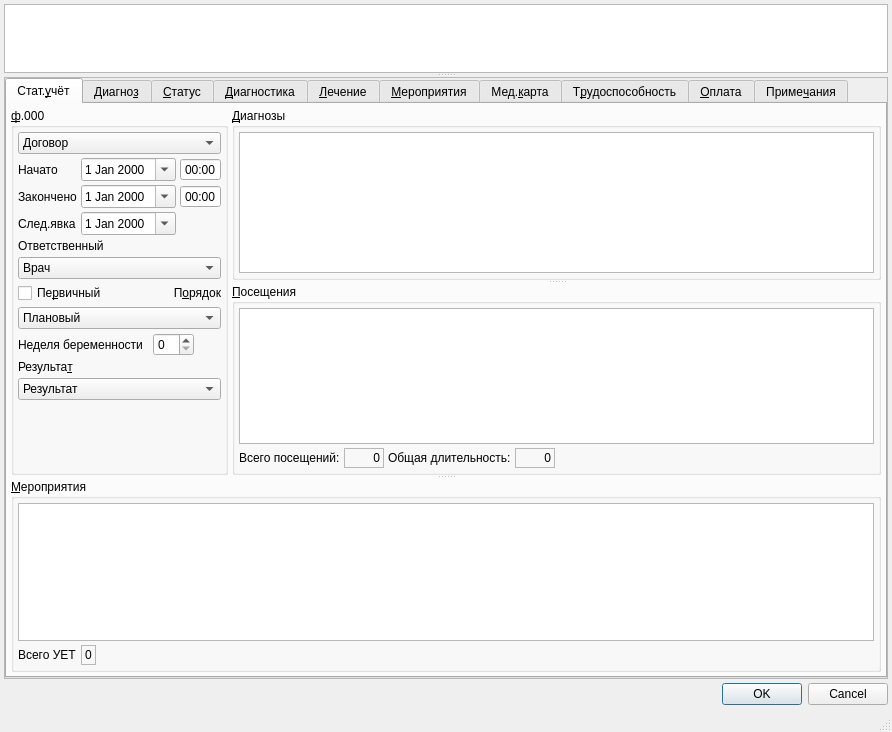
Above: F000/F000.ui from rusingineer/KPS-Samson before the change. Below: the same form after it.
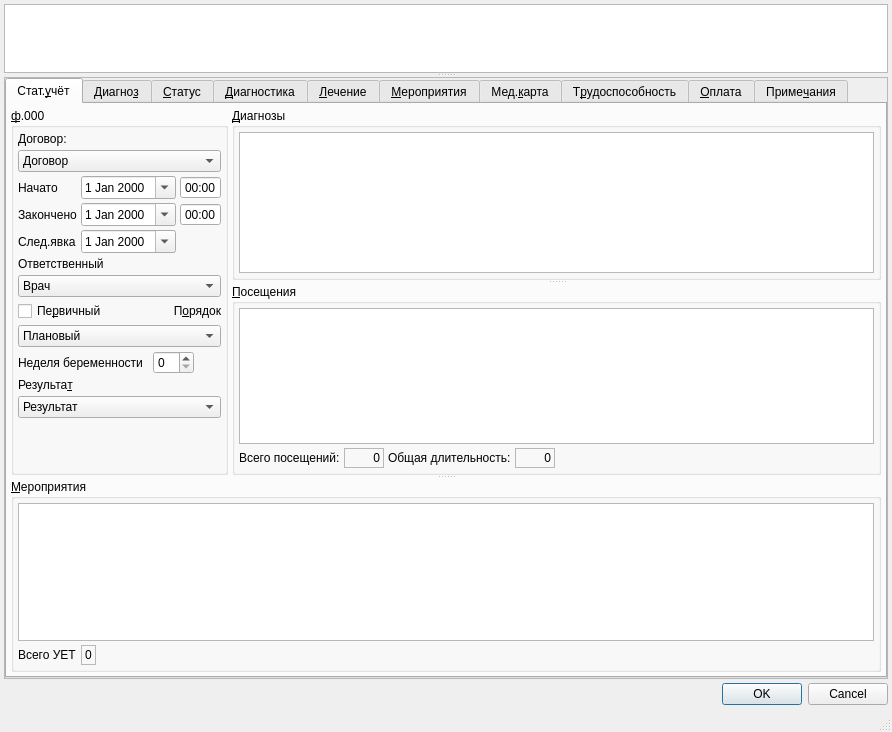
That is the form after the change. Custom widgets are drawn as their Qt base class.

```diff
--- a/F000/F000.ui
+++ b/F000/F000.ui
@@ -179,7 +179,7 @@
                 <property name="spacing">
                  <number>4</number>
                 </property>
-                <item row="12" column="0" colspan="5">
+                <item row="13" column="0" colspan="5">
                  <spacer>
                   <property name="orientation">
                    <enum>Qt::Vertical</enum>
@@ -193,6 +193,13 @@
                  </spacer>
                 </item>
                 <item row="0" column="0" colspan="5">
+                 <widget class="QLabel" name="lblContract">
+                  <property name="text">
+                   <string>Договор:</string>
+                  </property>
+                 </widget>
+                </item>
+                <item row="1" column="0" colspan="5">
                  <widget class="CContractComboBox" name="cmbContract">
                   <property name="whatsThis">
                    <string>номер, дата и основание договора в рамках которого производится осмотр</string>
@@ -204,7 +211,7 @@
                   </item>
                  </widget>
                 </item>
-                <item row="1" column="0">
+                <item row="2" column="0">
                  <widget class="QLabel" name="lblBegDate">
                   <property name="sizePolicy">
                    <sizepolicy hsizetype="Maximum" vsizetype="Preferred">
@@ -220,7 +227,7 @@
                   </property>
                  </widget>
                 </item>
-                <item row="2" column="0">
+                <item row="3" column="0">
                  <widget class="QLabel" name="lblEndDate">
                   <property name="sizePolicy">
                    <sizepolicy hsizetype="Maximum" vsizetype="Preferred">
@@ -236,7 +243,7 @@
                   </property>
                  </widget>
                 </item>
-                <item row="3" column="0">
+                <item row="4" column="0">
                  <widget class="QLabel" name="lblNextDate">
                   <property name="sizePolicy">
                    <sizepolicy hsizetype="Maximum" vsizetype="Preferred">
@@ -252,7 +259,7 @@
                   </property>
                  </widget>
                 </item>
-                <item row="4" column="0" colspan="5">
+                <item row="5" column="0" colspan="5">
                  <widget class="QLabel" name="lblPerson">
                   <property name="text">
                    <string>Ответственный</string>
@@ -262,7 +269,7 @@
                   </property>
                  </widget>
                 </item>
-                <item row="5" column="0" colspan="5">
+                <item row="6" column="0" colspan="5">
                  <widget class="CPersonComboBoxEx" name="cmbPerson">
                   <property name="whatsThis">
                    <string>врач отвечающий за осмотр (терапевт)</string>
@@ -274,7 +281,7 @@
                   </item>
                  </widget>
                 </item>
-                <item row="6" column="0" colspan="3">
+                <item row="7" column="0" colspan="3">
                  <widget class="QCheckBox" name="chkPrimary">
                   <property name="sizePolicy">
                    <sizepolicy hsizetype="Maximum" vsizetype="Fixed">
@@ -287,7 +294,7 @@
                   </property>
                  </widget>
                 </item>
-                <item row="6" column="3" colspan="2">
+                <item row="7" column="3" colspan="2">
                  <widget class="QLabel" name="lblOrder">
                   <property name="text">
                    <string>П&amp;орядок</string>
@@ -300,7 +307,7 @@
                   </property>
                  </widget>
                 </item>
-                <item row="7" column="0" colspan="5">
+                <item row="8" column="0" colspan="5">
                  <widget class="CROComboBox" name="cmbOrder">
                   <item>
                    <property name="text">
@@ -334,7 +341,7 @@
                   </item>
                  </widget>
                 </item>
-                <item row="11" column="0" colspan="5">
+                <item row="12" column="0" colspan="5">
                  <widget class="CRBComboBox" name="cmbResult">
                   <property name="whatsThis">
                    <string>результат осмотра</string>
@@ -346,7 +353,7 @@
                   </item>
                  </widget>
                 </item>
-                <item row="10" column="0" colspan="5">
+                <item row="11" column="0" colspan="5">
                  <widget class="QLabel" name="lblResult">
                   <property name="text">
                    <string>Результа&amp;т</string>
@@ -359,7 +366,7 @@
                   </property>
                  </widget>
                 </item>
-                <item row="1" column="1" colspan="4">
+                <item row="2" column="1" colspan="4">
                  <widget class="QFrame" name="frmBegDateTime">
                   <property name="sizePolicy">
                    <sizepolicy hsizetype="Maximum" vsizetype="Preferred">
@@ -421,7 +428,7 @@
                   </layout>
                  </widget>
                 </item>
-                <item row="2" column="1" colspan="4">
+                <item row="3" column="1" colspan="4">
                  <widget class="QFrame" name="frmEndDateTime">
                   <property name="sizePolicy">
                    <sizepolicy hsizetype="Maximum" vsizetype="Preferred">
@@ -483,7 +490,7 @@
                   </layout>
                  </widget>
                 </item>
-                <item row="3" column="1" colspan="4">
+                <item row="4" column="1" colspan="4">
                  <widget class="QFrame" name="frmNextDateTime">
                   <property name="sizePolicy">
                    <sizepolicy hsizetype="Maximum" vsizetype="Preferred">
@@ -532,7 +539,7 @@
                   </layout>
                  </widget>
                 </item>
-                <item row="8" column="3" colspan="2">
+                <item row="9" column="3" colspan="2">
                  <widget class="QSpinBox" name="edtPregnancyWeek">
                   <property name="sizePolicy">
                    <sizepolicy hsizetype="Maximum" vsizetype="Fixed">
@@ -545,7 +552,7 @@
                   </property>
                  </widget>
                 </item>
-                <item row="8" column="0" colspan="3">
+                <item row="9" column="0" colspan="3">
                  <widget class="QLabel" name="lblPregnancyWeek">
                   <property name="sizePolicy">
                    <sizepolicy hsizetype="Maximum" vsizetype="Preferred">
```
